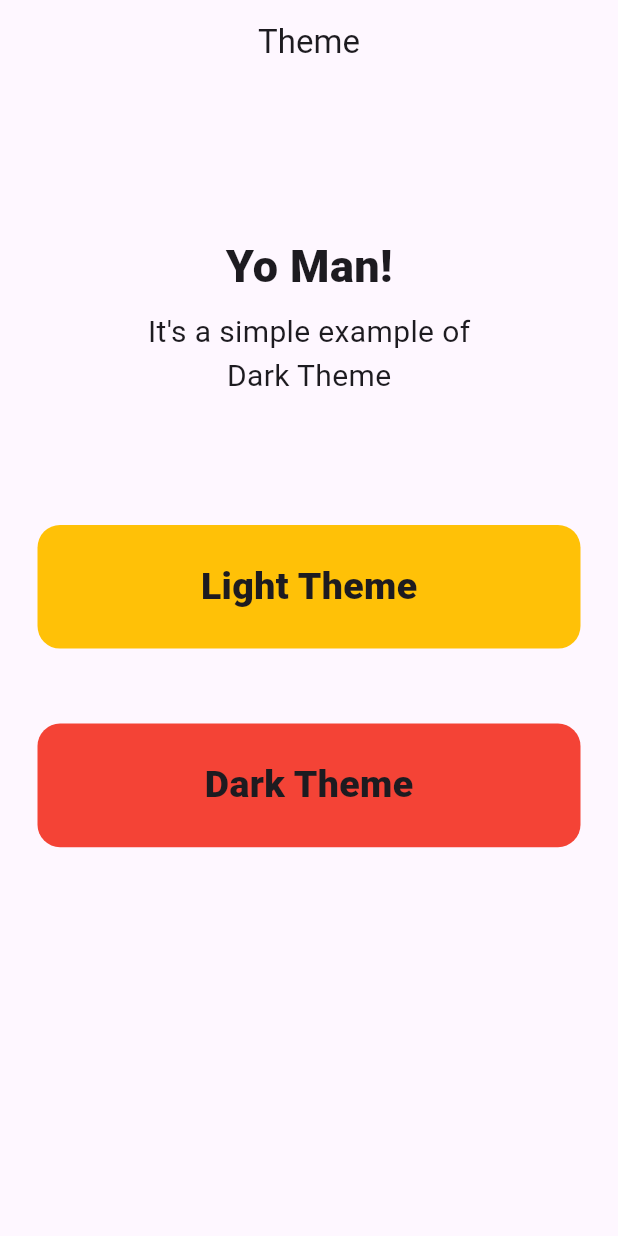
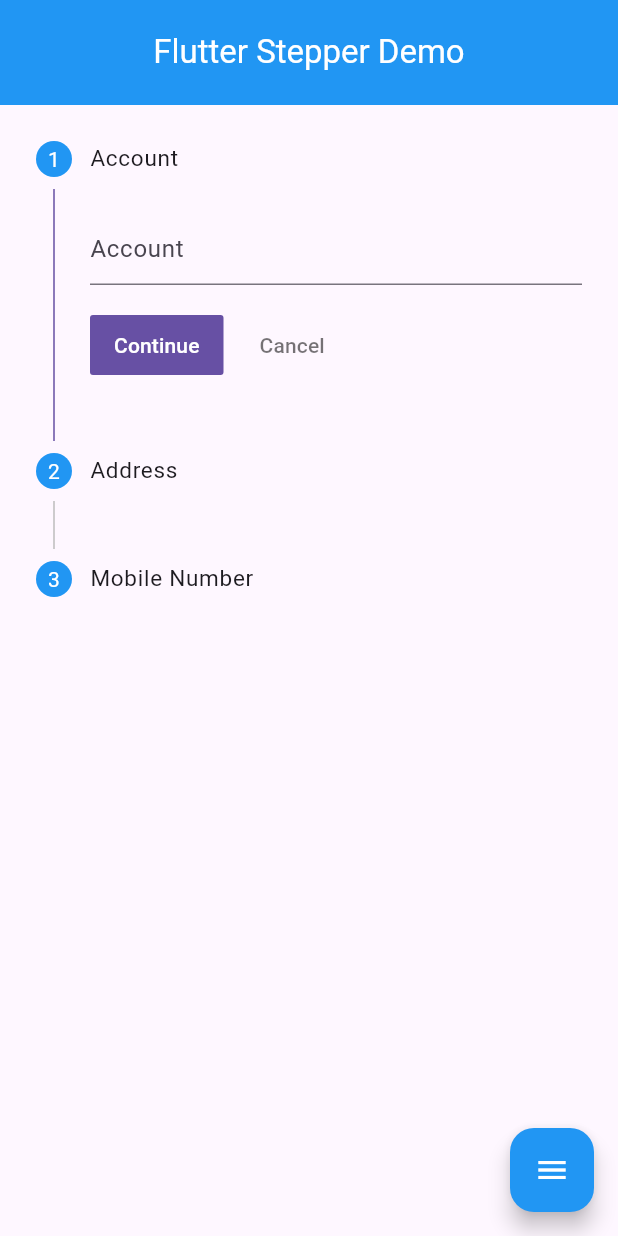
Before and after one commit to Vishalk0810/adv_flutter_ch1, a Flutter app: the screen it shows after launch, on a phone screen of 412 x 824 dp. Run offline on Flutter 3.47's test engine with Material 3 defaults, Android fonts, the phone set to English and light mode, and no system bars.

Commit message:
07-07-2024

```diff
--- a/lib/main.dart
+++ b/lib/main.dart
@@ -1,87 +1,135 @@
-import 'package:adv_flutter_ch1/utils/global.dart';
 import 'package:flutter/material.dart';
 
-void main()
-{
-  runApp(MyApp());
+import '../utils/global.dart';
+
+void main() => runApp(const StepperExampleApp());
+
+class StepperExampleApp extends StatefulWidget {
+  const StepperExampleApp({super.key});
+
+  @override
+  State<StepperExampleApp> createState() => _StepperExampleAppState();
 }
 
-class MyApp extends StatefulWidget {
-  const MyApp({super.key});
-
-  @override
-  State<MyApp> createState() => _MyAppState();
-}
-
-class _MyAppState extends State<MyApp> {
+class _StepperExampleAppState extends State<StepperExampleApp> {
   @override
   Widget build(BuildContext context) {
-    var height = MediaQuery.of(context).size.height;
-    var width = MediaQuery.of(context).size.width;
     return MaterialApp(
       debugShowCheckedModeBanner: false,
-      theme: ThemeData.light(),
-      darkTheme: ThemeData.dark(),
-      themeMode: isDark?ThemeMode.dark:ThemeMode.light,
       home: Scaffold(
         appBar: AppBar(
-          title: Text('Theme'),
+          backgroundColor: Colors.blue,
           centerTitle: true,
+          title: const Text(
+            'Flutter Stepper Demo',
+            style: TextStyle(color: Colors.white),
+          ),
+          toolbarHeight: 70,
         ),
-        body: SizedBox(
-          height: double.infinity,
-          width: double.infinity,
-          child: Column(
-            children: [
-              SizedBox(height: 100,),
-              Text('Yo Man!',style: TextStyle(
-                fontSize: 30,
-                fontWeight: FontWeight.w800,
-              ),),
-              SizedBox(height: 8,),
-              Text("It's a simple example of",style: TextStyle(
-                fontSize: 20,
-              ),),
-              Text('Dark Theme',style: TextStyle(
-                fontSize: 20,
-              ),),
-              SizedBox(height: 60,),
-              GestureDetector(
-                onTap: () {
-                  setState(() {
-                    isDark = false;
-                  });
-                },
-                  child: themeContainer(height, width,color: Colors.amber,text: 'Light Theme')),
-              GestureDetector(
-                onTap: () {
-                  setState(() {
-                    isDark = true;
-                  });
-                },
-                  child: themeContainer(height, width,color: Colors.red,text: 'Dark Theme')),
-            ],
-          ),
-        ),
+        body: StepperExample(),
       ),
     );
   }
+}
 
-  Container themeContainer(double height, double width,{required color,required text}) {
-    return Container(
-              margin: EdgeInsets.all(25),
-              height: height * 0.1,
-              width: width,
-              decoration: BoxDecoration(
-                color: color,
-                borderRadius: BorderRadius.circular(15),
+class StepperExample extends StatefulWidget {
+  const StepperExample({super.key});
+
+  @override
+  State<StepperExample> createState() => _StepperExampleState();
+}
+
+class _StepperExampleState extends State<StepperExample> {
+
+  @override
+  Widget build(BuildContext context) {
+    return SafeArea(child: Scaffold(
+      floatingActionButton: FloatingActionButton(
+        backgroundColor: Colors.blue,
+        onPressed: () {
+          setState(() {
+            if(isgrid)
+            {
+              isgrid = false;
+            }
+            else
+            {
+              isgrid = true;
+            }
+          });
+        },
+        child: Icon(
+          Icons.menu,
+          color: Colors.white,
+        ),
+      ),
+      body: Stepper(
+        physics: const BouncingScrollPhysics(),
+        currentStep: selectedIndex,
+        onStepCancel: () {
+          setState(() {
+            if (selectedIndex > 0) {
+              setState(() {
+                selectedIndex--;
+              });
+            } else {
+              selectedIndex = 2;
+            }
+          });
+        },
+        onStepContinue: () {
+          setState(() {
+            if (selectedIndex != 2) {
+              setState(() {
+                selectedIndex++;
+              });
+            }
+          });
+        },
+        onStepTapped: (int index) {
+          setState(() {
+            selectedIndex = index;
+          });
+        },
+        type: isgrid?StepperType.horizontal:StepperType.vertical,
+        steps: [
+          Step(
+              stepStyle: StepStyle(
+                  color: Colors.blue, indexStyle: TextStyle(color: Colors.white)),
+              title: Text(
+                'Account',
+                style: TextStyle(fontSize: 15),
               ),
-      child: Center(
-        child: Text(text,style: TextStyle(
-          fontWeight: FontWeight.w900,
-          fontSize: 25
-        ),),
+              isActive: selectedIndex == 0,
+              content: TextField(
+                cursorColor: Colors.blue.shade700,
+                controller: txtAcc,
+                decoration: InputDecoration(hintText: 'Account '),
+              )),
+          Step(
+              stepStyle: StepStyle(
+                  color: Colors.blue, indexStyle: TextStyle(color: Colors.white)),
+              title: Text('Address', style: TextStyle(fontSize: 15)),
+              isActive: selectedIndex == 1,
+              content: TextField(
+                cursorColor: Colors.blue.shade700,
+                controller: txtAdd,
+                decoration: InputDecoration(hintText: 'Address '),
+              )),
+          Step(
+              stepStyle: StepStyle(
+                  color: Colors.blue, indexStyle: TextStyle(color: Colors.white)),
+              title: Text('Mobile Number', style: TextStyle(fontSize: 15)),
+              isActive: selectedIndex == 2,
+              content: TextField(
+                cursorColor: Colors.blue.shade700,
+                controller: txtMob,
+                decoration: InputDecoration(
+                    hintText: 'Mobile Number',
+                    hintStyle: TextStyle(color: Colors.grey)),
+              )),
+        ],
       ),
-            );
+    ));
   }
 }
--- a/lib/utils/global.dart
+++ b/lib/utils/global.dart
@@ -1,3 +1,10 @@
 import 'package:flutter/material.dart';
 
 bool isDark = false;
+int selectedIndex = 0;
+
+TextEditingController txtAcc = TextEditingController();
+TextEditingController txtAdd = TextEditingController();
+TextEditingController txtMob = TextEditingController();
+
+bool isgrid = false;
```
Also changed, not shown: lib/theme/theme.dart (added, +87 -0 lines), lib/stepper/stepper.dart (added), 1 other file.
